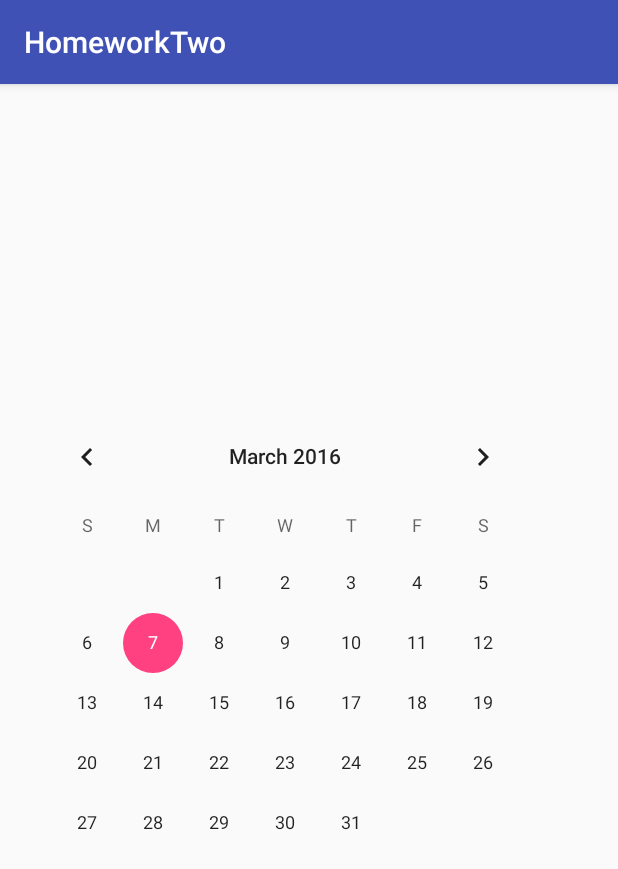
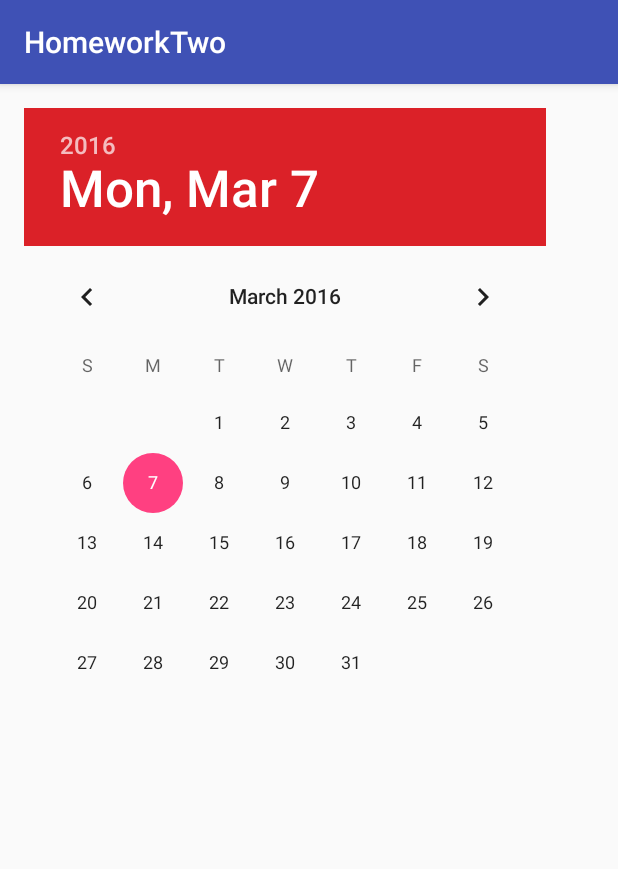
Before and after one commit to dmzimmerman13/HomeworkTwo, an Android app: the CalendarActivity screen opened directly, with no data from a screen before it, on a phone screen of 412 x 824 dp. Shown: the top 869 px of the screen. Run offline under Robolectric (Android 15) with nearby library versions, the phone set to English and light mode, and no system bars.

Commit message:
Added a Date Picker to the CalendarActivity page. Continued modifying the desing of the overall project.

```diff
--- a/app/src/main/res/layout/activity_calendar.xml
+++ b/app/src/main/res/layout/activity_calendar.xml
@@ -9,10 +9,11 @@
     android:paddingTop="@dimen/activity_vertical_margin"
     tools:context="com.test.david.homeworktwo.CalendarActivity">
 
-    <CalendarView
+    <DatePicker
         android:layout_width="wrap_content"
         android:layout_height="wrap_content"
-        android:id="@+id/calendarView"
-        android:layout_centerVertical="true"
-        android:layout_alignParentStart="true" />
+        android:id="@+id/datePicker"
+        android:layout_alignParentTop="true"
+        android:layout_alignParentStart="true"
+        android:headerBackground="#db2128" />
 </RelativeLayout>
```
Also changed, not shown: app/src/main/res/layout/activity_main.xml (+5 -10 lines).
